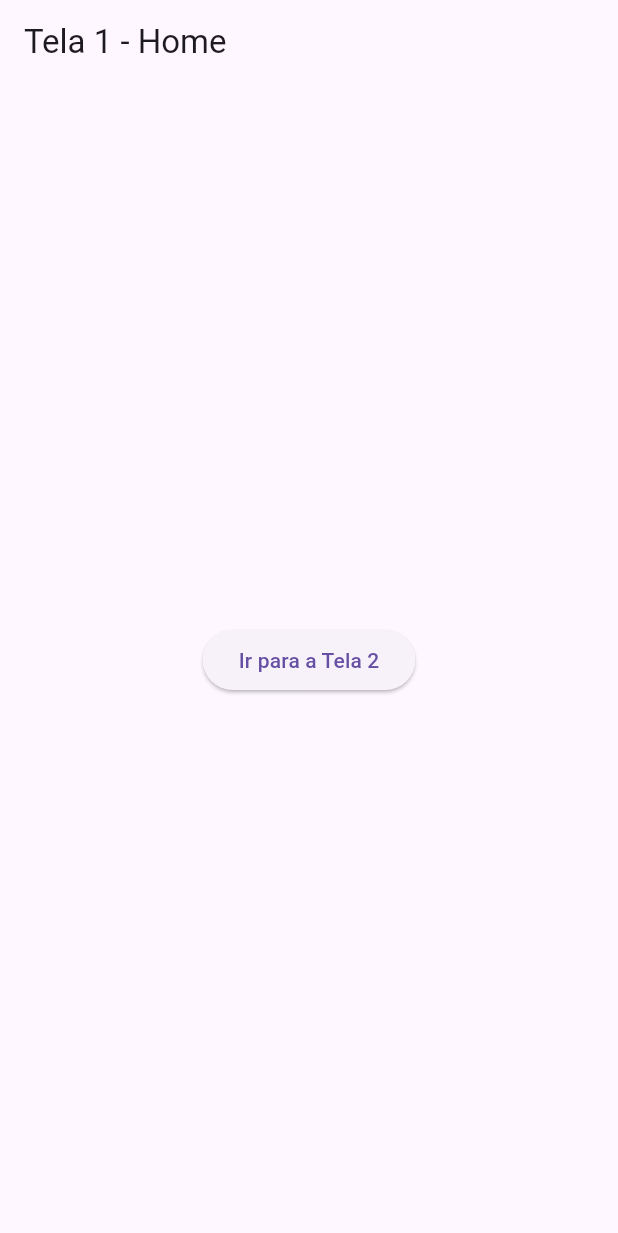
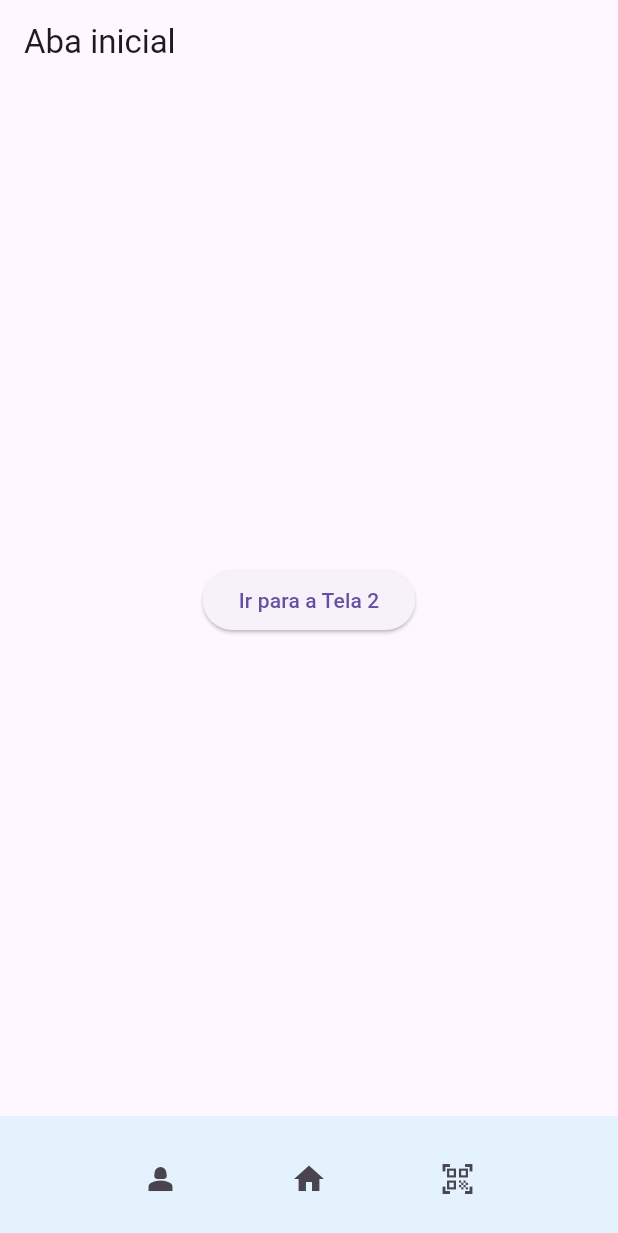
Before and after one commit to NegoSavva/Conex-o-FE-BE, a Flutter app: the screen it shows after launch, on a phone screen of 412 x 824 dp. Shown: the top 1233 px of the screen. Run offline on Flutter 3.47's test engine with Material 3 defaults, Android fonts, the phone set to English and light mode, and no system bars.

Commit message:
16.05.25

```diff
--- a/lib/main.dart
+++ b/lib/main.dart
@@ -1,16 +1,16 @@
 import 'package:flutter/material.dart';
+import 'profile.dart';
+import 'tela2.dart';
 
 void main() {
   runApp(MyApp());
 }
 
 class MyApp extends StatelessWidget {
-  const MyApp({super.key});
-
   @override
   Widget build(BuildContext context) {
     return MaterialApp(
-      title: 'Navegação Básica',
+      title: 'SGM',
       theme: ThemeData(primarySwatch: Colors.blue),
       home: HomeScreen(), // Tela inicial
     );
@@ -19,43 +19,60 @@ class MyApp extends StatelessWidget {
 
 // Tela 1 (HomeScreen)
 class HomeScreen extends StatelessWidget {
-  const HomeScreen({super.key});
-
   @override
   Widget build(BuildContext context) {
     return Scaffold(
-      appBar: AppBar(title: Text('Tela 1 - Home')),
+      appBar: AppBar(title: Text('Aba inicial')),
+
       body: Center(
         child: ElevatedButton(
           onPressed: () {
             // Navegar para a Tela 2 (SecondScreen)
             Navigator.push(
               context,
-              MaterialPageRoute(builder: (context) => SecondScreen()),
+              MaterialPageRoute(builder: (context) => Tela2()),
             );
           },
           child: Text('Ir para a Tela 2'),
         ),
       ),
-    );
-  }
-}
 
-// Tela 2 (SecondScreen)
-class SecondScreen extends StatelessWidget {
-  const SecondScreen({super.key});
-
-  @override
-  Widget build(BuildContext context) {
-    return Scaffold(
-      appBar: AppBar(title: Text('Tela 2 - SecondScreen')),
-      body: Center(
-        child: ElevatedButton(
-          onPressed: () {
-            // Voltar para a Tela 1
-            Navigator.pop(context);
-          },
-          child: Text('Voltar para a Tela 1'),
+      // RODAPÉ (Layout Inferior)
+      bottomNavigationBar: BottomAppBar(
+        color: Colors.blue[50],
+        child: Padding(
+          padding: const EdgeInsets.symmetric(horizontal: 16.0, vertical: 10),
+          child: Row(
+            mainAxisAlignment: MainAxisAlignment.spaceEvenly,
+            children: [
+              IconButton(
+                icon: Icon(Icons.person_2_sharp),
+                onPressed: () {
+                  Navigator.push(
+                    context,
+                    MaterialPageRoute(builder: (context) => Profile()),
+                  );
+                },
+              ),
+              IconButton(
+                icon: Icon(Icons.home),
+                onPressed: () {
+                  // Aqui você já está na Home
+                  ScaffoldMessenger.of(context).showSnackBar(
+                    SnackBar(content: Text('Você já está na tela inicial.')),
+                  );
+                },
+              ),
+              IconButton(
+                icon: Icon(Icons.qr_code_scanner_sharp),
+                onPressed: () {
+                  ScaffoldMessenger.of(context).showSnackBar(
+                    SnackBar(content: Text('Informações do app.')),
+                  );
+                },
+              ),
+            ],
+          ),
         ),
       ),
     );
```
Also changed, not shown: lib/profile.dart (added, +57 -0 lines), lib/showOds.dart (added, +20 -0 lines), lib/tela2.dart (added, +20 -0 lines), pubspec.yaml (+3 -35 lines), assets/images/FIEB.PNG (added), assets/images/background.jpg (added), lib/cardMenu.dart (added), lib/qrCode.dart (added), lib/registration.dart (added), 2 other files.
